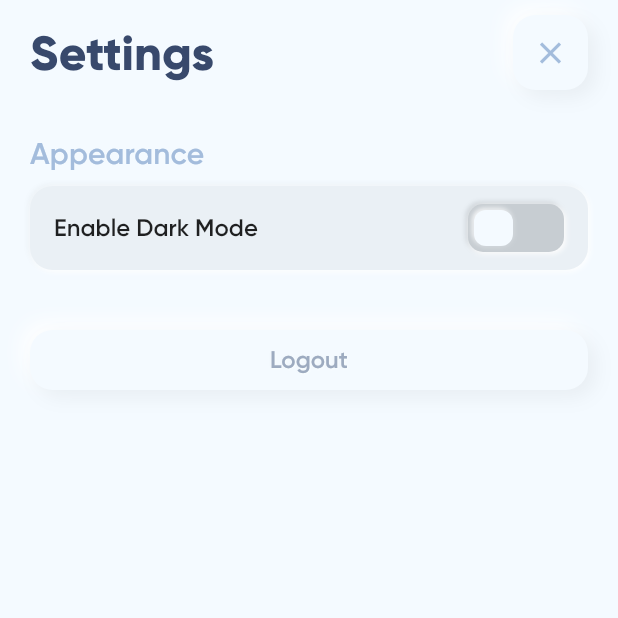
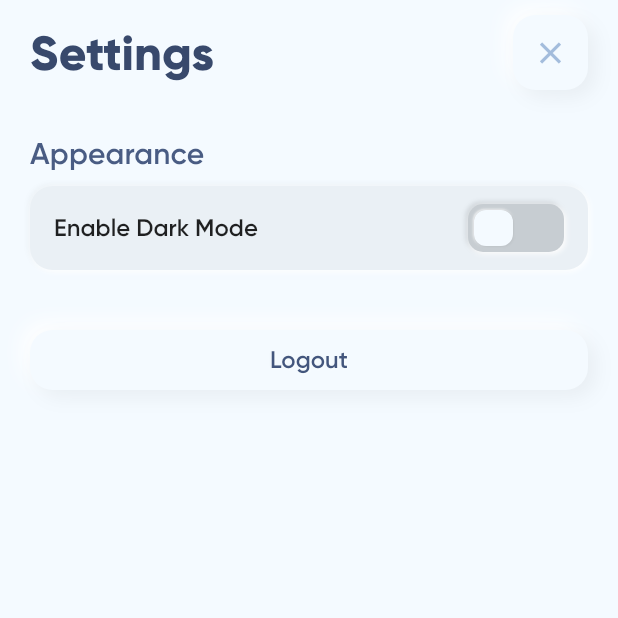
Before and after one commit to karrui/goals-flutter, a Flutter app: the SettingsScreen screen opened by its route, on a phone screen of 412 x 824 dp, the top half of it. Run offline on Flutter 3.47's test engine with Material 2 defaults, Android fonts, the phone set to English and light mode, and no system bars; drawn by our look-alikes of clay_containers; our stand-ins replace cached_network_image, cloud_firestore, firebase_auth, firebase_storage, flutter_masked_text, flutter_spinkit and 9 more; missing offline and left inert: firebase_user_stream, flutter_facebook_login, flutter_progress_button, simple_gravatar; accounts and stored records are empty.

Commit message:
style: update theme colors

```diff
--- a/lib/screens/goal_details/contributions_page.dart
+++ b/lib/screens/goal_details/contributions_page.dart
@@ -191,8 +191,8 @@ class _ContributionsPageState extends State<ContributionsPage> {
                         emboss: true,
                         borderRadius: 10,
                         depth: 10,
-                        spread: 10,
-                        color: Theme.of(context).primaryColor,
+                        spread: 1,
+                        color: Theme.of(context).backgroundColor,
                         child: Container(
                           width: double.infinity,
                           padding: const EdgeInsets.all(10.0),
--- a/lib/screens/goal_details/widgets/add_contribution_sliding_up_panel.dart
+++ b/lib/screens/goal_details/widgets/add_contribution_sliding_up_panel.dart
@@ -82,7 +82,7 @@ class _AddContributionSlidingUpPanelState
     var user = Provider.of<FirebaseUser>(context);
     var themeProvider = Provider.of<ThemeProvider>(context);
     Widget loadingWidget = SpinKitThreeBounce(
-      color: Theme.of(context).primaryColor,
+      color: Theme.of(context).backgroundColor,
       size: 20.0,
     );
 
@@ -92,7 +92,7 @@ class _AddContributionSlidingUpPanelState
       maxHeight: 330 + MediaQuery.of(context).viewInsets.bottom,
       borderRadius: BorderRadius.all(Radius.circular(25)),
       backdropEnabled: true,
-      backdropColor: Theme.of(context).buttonColor,
+      backdropColor: Colors.black,
       color: Theme.of(context).backgroundColor,
       boxShadow: null,
       onPanelOpened: () {
@@ -177,7 +177,7 @@ class _AddContributionSlidingUpPanelState
                     constraints: BoxConstraints(maxHeight: 300),
                     width: double.infinity,
                     child: ClayContainer(
-                      color: Theme.of(context).primaryColor,
+                      color: Theme.of(context).backgroundColor,
                       borderRadius: 25,
                       depth: 10,
                       child: SingleChildScrollView(
--- a/lib/screens/goal_details/widgets/contribution.dart
+++ b/lib/screens/goal_details/widgets/contribution.dart
@@ -84,7 +84,7 @@ class _ContributionState extends State<Contribution> {
         padding: const EdgeInsets.symmetric(horizontal: 20.0, vertical: 8.0),
         child: ClayContainer(
           emboss: _isEmbossed,
-          color: Theme.of(context).primaryColor,
+          color: Theme.of(context).backgroundColor,
           borderRadius: 10,
           spread: themeProvider.isDarkTheme ? 4 : 5,
           depth: themeProvider.isDarkTheme ? 8 : 10,
--- a/lib/screens/goal_details/widgets/contributor.dart
+++ b/lib/screens/goal_details/widgets/contributor.dart
@@ -51,7 +51,7 @@ class Contributor extends StatelessWidget {
       padding: const EdgeInsets.symmetric(horizontal: 24.0, vertical: 4.0),
       child: ClayContainer(
         emboss: true,
-        color: Theme.of(context).primaryColor,
+        color: Theme.of(context).backgroundColor,
         borderRadius: 10,
         spread: 1,
         depth: 10,
--- a/lib/screens/settings/settings_screen.dart
+++ b/lib/screens/settings/settings_screen.dart
@@ -52,7 +52,7 @@ class _SettingsScreenState extends State<SettingsScreen> {
         ),
         ClayContainer(
           borderRadius: 15,
-          color: Theme.of(context).primaryColor,
+          color: Theme.of(context).backgroundColor,
           depth: 10,
           spread: 1,
           emboss: true,
@@ -73,10 +73,10 @@ class _SettingsScreenState extends State<SettingsScreen> {
                     ),
                     Positioned(
                       bottom: 0,
-                      right: 0,
+                      right: 0.5,
                       child: Icon(
                         Icons.camera_alt,
-                        color: Colors.white,
+                        color: Theme.of(context).backgroundColor,
                         size: 25,
                       ),
                     ),
@@ -136,7 +136,7 @@ class _SettingsScreenState extends State<SettingsScreen> {
         ),
         ClayContainer(
           borderRadius: 15,
-          color: Theme.of(context).primaryColor,
+          color: Theme.of(context).backgroundColor,
           depth: 10,
           spread: 1,
           emboss: true,
--- a/lib/screens/settings/widgets/account_settings_form.dart
+++ b/lib/screens/settings/widgets/account_settings_form.dart
@@ -50,7 +50,7 @@ class _AccountSettingsFormState extends State<AccountSettingsForm> {
         ),
         ClayContainer(
           borderRadius: 15,
-          color: Theme.of(context).primaryColor,
+          color: Theme.of(context).backgroundColor,
           depth: 10,
           spread: 1,
           emboss: true,
--- a/lib/screens/settings/widgets/image_capture.dart
+++ b/lib/screens/settings/widgets/image_capture.dart
@@ -79,6 +79,7 @@ class _ImageCaptureState extends State<ImageCapture> {
         child: Icon(
           Icons.camera_alt,
           size: 20,
+          color: Theme.of(context).buttonColor,
         ),
       ),
     );
--- a/lib/shared/theme.dart
+++ b/lib/shared/theme.dart
@@ -21,7 +21,7 @@ class AppTheme {
     scaffoldBackgroundColor: Color(0xFF171C26),
     brightness: Brightness.dark,
     errorColor: Color(0xFFFF416C),
-    indicatorColor: Color(0xFF63FF79),
+    indicatorColor: Color(0xFF37D779),
     primarySwatch: Colors.grey,
     primaryColor: Color(0xFF171C26),
     primaryColorLight: Color(0xFFF2F2F2),
@@ -63,15 +63,27 @@ class AppTheme {
   );
 
   static final _lightTheme = ThemeData(
+    inputDecorationTheme: InputDecorationTheme(
+      enabledBorder: UnderlineInputBorder(
+        borderSide: BorderSide(color: Color(0xFFA3B1C6)),
+      ),
+      focusedBorder: UnderlineInputBorder(
+        borderSide: BorderSide(color: Color(0xFF38496C)),
+      ),
+      hintStyle: TextStyle(
+        color: Color(0xFFA3B1C6),
+      ),
+      isCollapsed: true,
+    ),
     fontFamily: 'Gilroy',
     scaffoldBackgroundColor: Color(0xFFF4FAFF),
     brightness: Brightness.light,
     errorColor: Color(0xFFFF416C),
     indicatorColor: Color(0xFF37D779),
     primarySwatch: Colors.grey,
-    primaryColor: Color(0xFFF4FAFF),
+    primaryColor: Color(0xFF38496C),
     primaryColorLight: Colors.white,
-    primaryColorDark: Color(0xFFA3B1C6),
+    primaryColorDark: Color(0xFF495C83),
     buttonColor: Color(0xFF38496C),
     cursorColor: Color(0xFF495C83),
     backgroundColor: Color(0xFFF4FAFF),
@@ -89,7 +101,7 @@ class AppTheme {
       ),
       subhead: TextStyle(fontWeight: FontWeight.w600),
       subtitle: TextStyle(
-        color: Color(0xFFA3BCDC),
+        color: Color(0xFF495C83),
         fontWeight: FontWeight.w600,
         fontSize: 20,
       ),
--- a/lib/shared/widgets/add_contribution_form.dart
+++ b/lib/shared/widgets/add_contribution_form.dart
@@ -79,7 +79,7 @@ class _AddContributionFormState extends State<AddContributionForm> {
     var themeProvider = Provider.of<ThemeProvider>(context);
 
     Widget loadingWidget = SpinKitThreeBounce(
-      color: Theme.of(context).primaryColor,
+      color: Theme.of(context).backgroundColor,
       size: 20.0,
     );
 
@@ -133,7 +133,7 @@ class _AddContributionFormState extends State<AddContributionForm> {
                   constraints: BoxConstraints(maxHeight: 300),
                   width: double.infinity,
                   child: ClayContainer(
-                    color: Theme.of(context).primaryColor,
+                    color: Theme.of(context).backgroundColor,
                     borderRadius: 25,
                     depth: 10,
                     child: SingleChildScrollView(
--- a/lib/shared/widgets/avatar.dart
+++ b/lib/shared/widgets/avatar.dart
@@ -21,8 +21,9 @@ class Avatar extends StatelessWidget {
           height: height,
           width: width,
           borderRadius: 30,
-          color: Theme.of(context).primaryColor,
-          depth: 15,
+          color: Theme.of(context).backgroundColor,
+          depth: 8,
+          spread: 5,
           child: Container(
             height: height,
             width: width,
--- a/lib/shared/widgets/buttons/squircle_icon_button.dart
+++ b/lib/shared/widgets/buttons/squircle_icon_button.dart
@@ -72,7 +72,7 @@ class _SquircleIconButtonState extends State<SquircleIconButton> {
         borderRadius: widget.borderRadius,
         depth: widget.enabled ? 12 : 0,
         spread: themeProvider.isDarkTheme ? 4 : 5,
-        color: Theme.of(context).primaryColor,
+        color: Theme.of(context).backgroundColor,
         emboss: _isEmbossed(),
         child: Padding(
           padding: const EdgeInsets.symmetric(horizontal: 10.0),
@@ -97,7 +97,7 @@ class _SquircleIconButtonState extends State<SquircleIconButton> {
                         .textTheme
                         .subhead
                         .copyWith(fontWeight: FontWeight.w600),
-                    parentColor: Theme.of(context).primaryColor,
+                    parentColor: Theme.of(context).backgroundColor,
                     emboss: true,
                     spread: 1,
                     depth: 6,
--- a/lib/shared/widgets/buttons/static_squircle_button.dart
+++ b/lib/shared/widgets/buttons/static_squircle_button.dart
@@ -27,9 +27,9 @@ class StaticSquircleButton extends StatelessWidget {
       emboss: isActive,
       child: Center(child: child),
       color: themeProvider.isDarkTheme
-          ? Theme.of(context).primaryColor
+          ? Theme.of(context).backgroundColor
           : Theme.of(context).buttonColor,
-      parentColor: Theme.of(context).primaryColor,
+      parentColor: Theme.of(context).backgroundColor,
       borderRadius: 15,
       depth: 10,
       spread: 6,
--- a/lib/shared/widgets/checkbox/checkbox.dart
+++ b/lib/shared/widgets/checkbox/checkbox.dart
@@ -27,7 +27,8 @@ class NMCheckbox extends StatelessWidget {
     return Stack(
       children: <Widget>[
         ClayContainer(
-          color: isChecked ? Color(0xFF686DE0) : Theme.of(context).primaryColor,
+          color:
+              isChecked ? Color(0xFF686DE0) : Theme.of(context).backgroundColor,
           curveType: isChecked ? CurveType.concave : CurveType.none,
           emboss: true,
           height: 20,
--- a/lib/shared/widgets/goal_card/goal_card.dart
+++ b/lib/shared/widgets/goal_card/goal_card.dart
@@ -24,7 +24,7 @@ class GoalCard extends StatelessWidget {
   Widget build(BuildContext context) {
     var themeProvider = Provider.of<ThemeProvider>(context);
     return ClayContainer(
-      color: Theme.of(context).primaryColor,
+      color: Theme.of(context).backgroundColor,
       borderRadius: 25,
       spread: themeProvider.isDarkTheme ? 4 : 5,
       depth: themeProvider.isDarkTheme ? 8 : 10,
--- a/lib/shared/widgets/toggle_switch.dart
+++ b/lib/shared/widgets/toggle_switch.dart
@@ -1,8 +1,11 @@
 import 'package:clay_containers/clay_containers.dart';
 import 'package:clay_containers/widgets/clay_containers.dart';
 import 'package:flutter/material.dart';
+import 'package:provider/provider.dart';
 import 'package:simple_animations/simple_animations/controlled_animation.dart';
 import 'package:simple_animations/simple_animations/multi_track_tween.dart';
+
+import '../../providers/theme.dart';
 
 class ToggleSwitch extends StatelessWidget {
   final bool isToggled;
@@ -11,6 +14,8 @@ class ToggleSwitch extends StatelessWidget {
 
   @override
   Widget build(BuildContext context) {
+    var themeProvider = Provider.of<ThemeProvider>(context);
+
     var tween = MultiTrackTween([
       Track("paddingLeft")
           .add(Duration(milliseconds: 300), Tween(begin: 0.0, end: 30.0)),
@@ -19,9 +24,37 @@ class ToggleSwitch extends StatelessWidget {
       Track("color").add(
           Duration(milliseconds: 300),
           ColorTween(
-              begin: Theme.of(context).primaryColor,
+              begin: themeProvider.isDarkTheme
+                  ? Theme.of(context).primaryColorLight
+                  : Theme.of(context).backgroundColor,
               end: Theme.of(context).indicatorColor)),
     ]);
+
+    Widget _buildToggle(context, animation) {
+      return ClayContainer(
+        width: 64,
+        height: 32,
+        emboss: true,
+        color: animation['color'],
+        borderRadius: 10,
+        parentColor: Theme.of(context).backgroundColor,
+        spread: 1,
+        depth: 45,
+        child: Container(
+          margin: EdgeInsets.symmetric(horizontal: 4.0, vertical: 4.0),
+          padding: EdgeInsets.only(
+              left: animation["paddingLeft"], right: animation["paddingRight"]),
+          child: ClayContainer(
+            spread: 0.2,
+            depth: 60,
+            parentColor: animation['color'],
+            color: Theme.of(context).backgroundColor,
+            borderRadius: 8,
+          ),
+        ),
+      );
+    }
+
     return ControlledAnimation(
       playback: isToggled ? Playback.PLAY_FORWARD : Playback.PLAY_REVERSE,
       startPosition: isToggled ? 1.0 : 0.0,
@@ -31,29 +64,4 @@ class ToggleSwitch extends StatelessWidget {
       builder: _buildToggle,
     );
   }
-
-  Widget _buildToggle(context, animation) {
-    return ClayContainer(
-      width: 64,
-      height: 32,
-      emboss: true,
-      color: animation['color'],
-      borderRadius: 10,
-      parentColor: Theme.of(context).primaryColor,
-      spread: 1,
-      depth: 45,
-      child: Container(
-        margin: EdgeInsets.symmetric(horizontal: 4.0, vertical: 4.0),
-        padding: EdgeInsets.only(
-            left: animation["paddingLeft"], right: animation["paddingRight"]),
-        child: ClayContainer(
-          spread: 1,
-          depth: 40,
-          parentColor: animation['color'],
-          color: Theme.of(context).primaryColor,
-          borderRadius: 8,
-        ),
-      ),
-    );
-  }
 }
```
Also changed, not shown: lib/screens/goal_details/widgets/edit_goal_form.dart (+5 -4 lines), lib/screens/home/add_goal_form.dart (+9 -12 lines).
